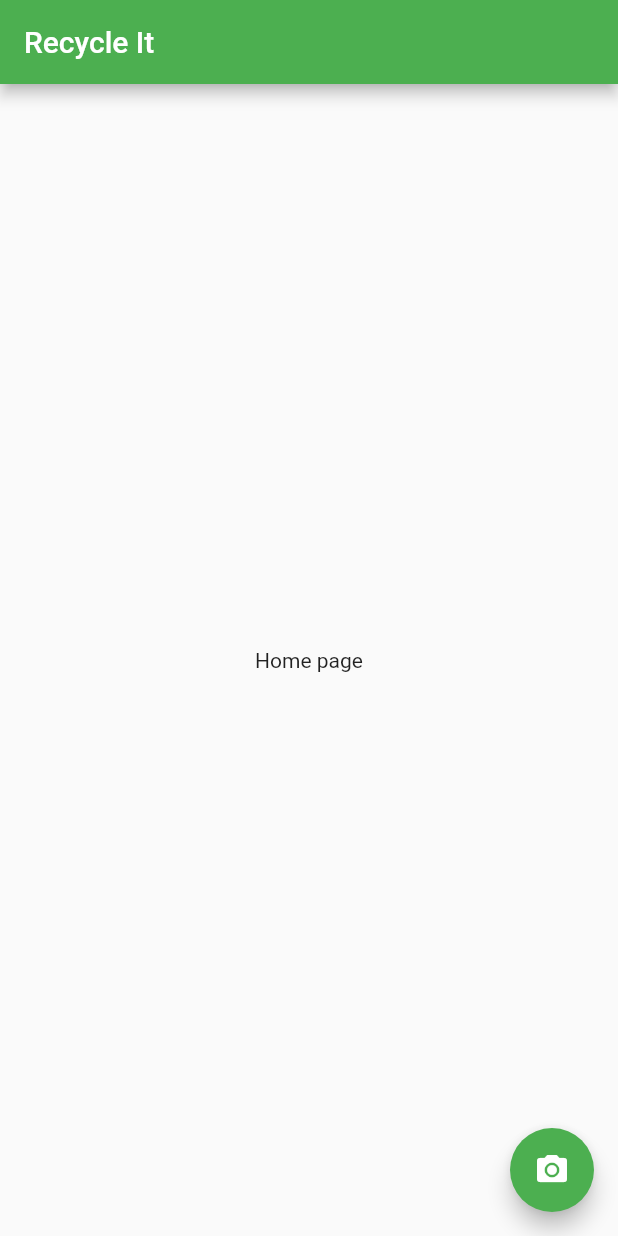
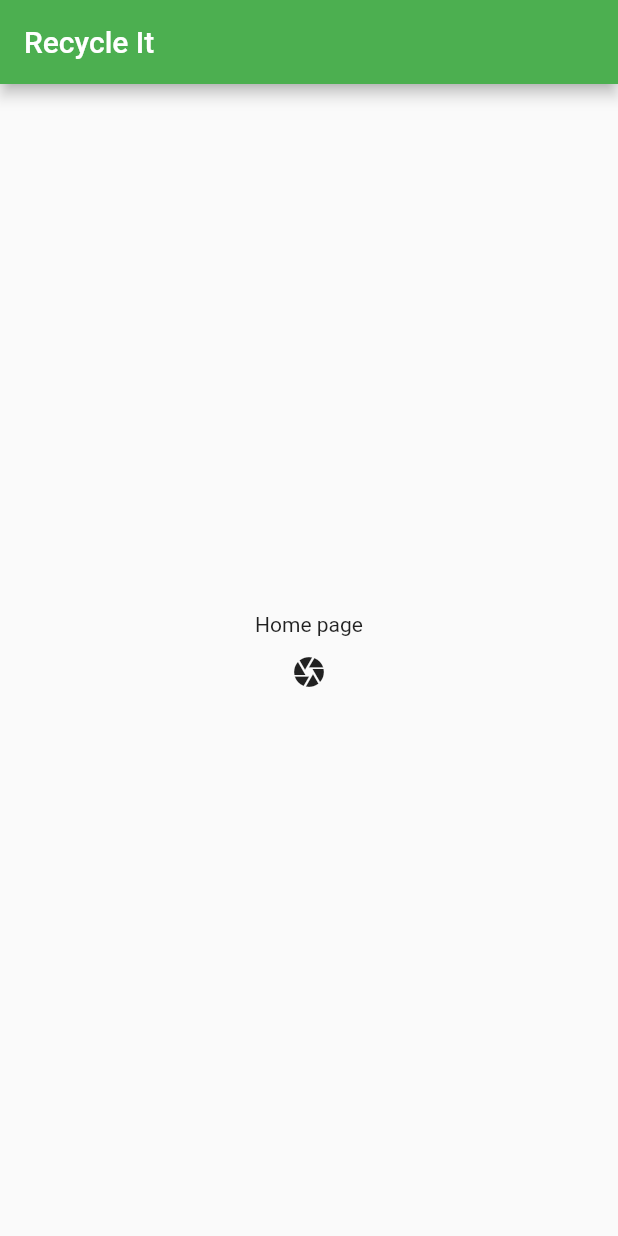
Before and after one commit to olliegardner/recycle-it, a Flutter app: the screen it shows after launch, on a phone screen of 412 x 824 dp. Run offline on Flutter 3.47's test engine with Material 2 defaults, Android fonts, the phone set to English and light mode, and no system bars; our stand-ins replace camera.

Commit message:
altered take picture button

```diff
--- a/recycle_it/lib/main.dart
+++ b/recycle_it/lib/main.dart
@@ -13,14 +13,9 @@ import 'package:http/http.dart' as http;
 var firstCamera;
 
 Future<void> main() async {
-  // Ensure that plugin services are initialized so that `availableCameras()`
-  // can be called before `runApp()`
   WidgetsFlutterBinding.ensureInitialized();
 
-  // Obtain a list of the available cameras on the device.
   final cameras = await availableCameras();
-
-  // Get a specific camera from the list of available cameras.
   firstCamera = cameras.first;
 
   runApp(
@@ -28,9 +23,6 @@ Future<void> main() async {
       theme: ThemeData(
         primarySwatch: Colors.green,
       ),
-      /*home: TakePictureScreen(
-        camera: firstCamera,
-      ),*/
       home: HomePage(),
     ),
   );
@@ -50,19 +42,20 @@ class HomePage extends StatelessWidget {
             Text(
               'Home page',
             ),
+            IconButton(
+              icon: Icon(Icons.camera),
+              tooltip: 'Take Picture',
+              onPressed: () {
+                Navigator.push(
+                  context,
+                  MaterialPageRoute(
+                    builder: (context) => TakePictureScreen(camera: firstCamera)
+                  ),
+                );
+              }
+            ),
           ],
         ),
-      ),
-      floatingActionButton: FloatingActionButton(
-        onPressed: () {
-          Navigator.push(
-            context,
-            MaterialPageRoute(
-                builder: (context) => TakePictureScreen(camera: firstCamera)),
-          );
-        },
-        tooltip: 'Camera',
-        child: Icon(Icons.camera_alt),
       ),
     );
   }
```
Also changed, not shown: 1 other file.
